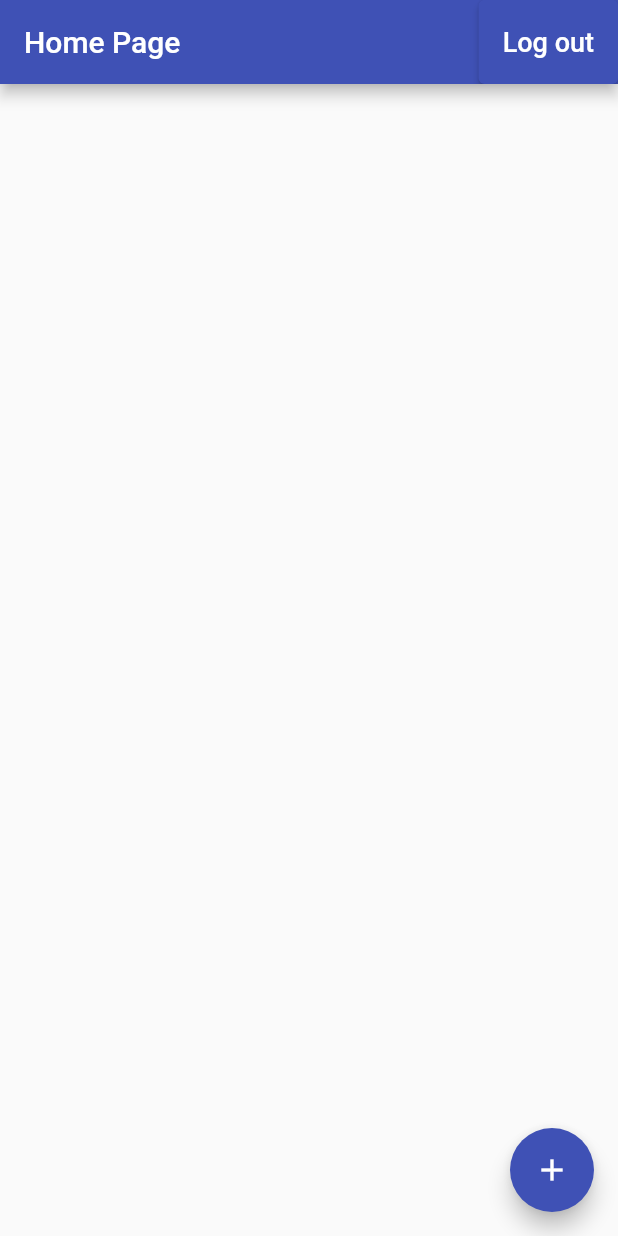
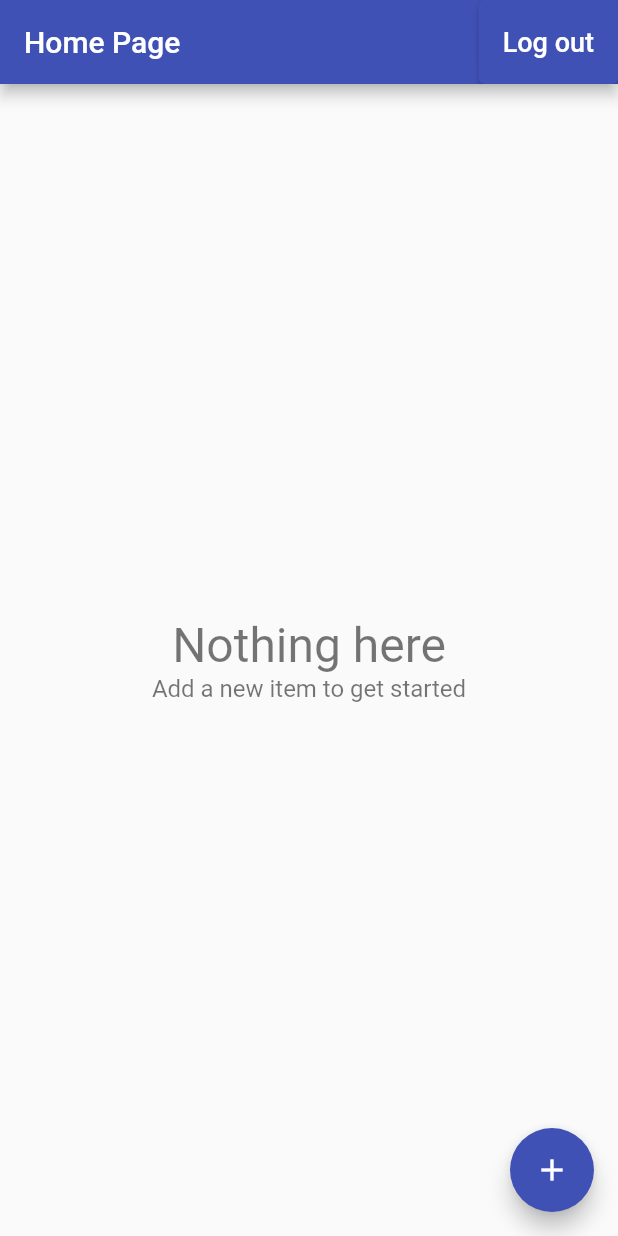
Before and after one commit to nhatphongcgp/Time_Tracker_App, a Flutter app: the screen it shows once a user with an empty profile is signed in, on a phone screen of 412 x 824 dp. Run offline on Flutter 3.47's test engine with Material 2 defaults, Android fonts, the phone set to English and light mode, and no system bars; our stand-ins replace cloud_firestore, firebase_auth, firebase_core, google_sign_in; missing offline and left inert: flutter_login_facebook; accounts and stored records are empty.

Commit message:
listview_builder

```diff
--- /dev/null
+++ b/lib/app/home/jobs/emty_content.dart
@@ -0,0 +1,29 @@
+import 'package:flutter/material.dart';
+
+class EmptyContent extends StatelessWidget {
+  const EmptyContent({
+    Key key,
+    this.title = 'Nothing here',
+    this.message = 'Add a new item to get started',
+  }) : super(key: key);
+  final String title;
+  final String message;
+  @override
+  Widget build(BuildContext context) {
+    return Center(
+      child: Column(
+        mainAxisAlignment: MainAxisAlignment.center,
+        children: [
+          Text(
+            title,
+            style: TextStyle(fontSize: 32.0, color: Colors.black54),
+          ),
+          Text(
+            message,
+            style: TextStyle(fontSize: 16.0, color: Colors.black54),
+          ),
+        ],
+      ),
+    );
+  }
+}
--- a/lib/app/home/jobs/jobs_page.dart
+++ b/lib/app/home/jobs/jobs_page.dart
@@ -3,6 +3,7 @@ import 'package:provider/provider.dart';
 import 'package:time_tracker_app/app/common_widgets/show_alert_dialogs.dart';
 import 'package:time_tracker_app/app/home/jobs/edit_job_page.dart';
 import 'package:time_tracker_app/app/home/jobs/job_list_title.dart';
+import 'package:time_tracker_app/app/home/jobs/list_items_builder.dart';
 import 'package:time_tracker_app/app/home/model/jobs_models.dart';
 import 'package:time_tracker_app/services/auth.dart';
 import 'package:time_tracker_app/services/database.dart';
@@ -38,10 +39,13 @@ class JobsPage extends StatelessWidget {
         actions: [
           ElevatedButton(
             onPressed: () => _confirmSignOut(context),
-            child: Text('Log out' ,             style: TextStyle(
+            child: Text(
+              'Log out',
+              style: TextStyle(
                 fontSize: 18.0,
                 color: Colors.white,
-              ),),
+              ),
+            ),
           ),
         ],
       ),
@@ -58,25 +62,12 @@ class JobsPage extends StatelessWidget {
     return StreamBuilder<List<Job>>(
         stream: database.jobsStream(),
         builder: (context, snapshot) {
-          if (snapshot.hasData) {
-            final jobs = snapshot.data;
-            final children = jobs
-                .map((job) => JobListTile(
-                      job: job,
-                      onTap:() => EditJobPage.show(context,job: job),
-                    ))
-                .toList();
-            return ListView(
-              children: children,
-            );
-          }
-          if (snapshot.hasError) {
-            return Center(
-              child: Text('Some error occured'),
-            );
-          }
-          return Center(
-            child: CircularProgressIndicator(),
+          return ListItemsBuilder<Job>(
+            snapshot: snapshot,
+            itemBuilder: (context, job) => JobListTile(
+              job: job,
+              onTap: () => EditJobPage.show(context, job: job),
+            ),
           );
         });
   }
--- /dev/null
+++ b/lib/app/home/jobs/list_items_builder.dart
@@ -0,0 +1,43 @@
+import 'package:flutter/cupertino.dart';
+import 'package:flutter/material.dart';
+import 'package:time_tracker_app/app/home/jobs/emty_content.dart';
+
+typedef ItemWidgetBuilder<T> = Widget Function(BuildContext context, T item);
+
+class ListItemsBuilder<T> extends StatelessWidget {
+  const ListItemsBuilder({
+    Key key,
+    @required this.snapshot,
+    @required this.itemBuilder,
+  }) : super(key: key);
+  final AsyncSnapshot<List<T>> snapshot;
+  final ItemWidgetBuilder<T> itemBuilder;
+  Widget _buildList(List items) {
+    return ListView.builder(
+        itemCount: items.length,
+        itemBuilder: (context, index) => itemBuilder(
+              context,
+              items[index],
+            ));
+  }
+
+  @override
+  Widget build(BuildContext context) {
+    if (snapshot.hasData) {
+      final List<T> items = snapshot.data;
+      if (items.isNotEmpty) {
+        return _buildList(items);
+      } else {
+        return EmptyContent();
+      }
+    } else if (snapshot.hasError) {
+      return EmptyContent(
+        title: 'Something went wrong',
+        message: 'Can\'t load items right now',
+      );
+    }
+    return Center(
+      child: CircularProgressIndicator(),
+    );
+  }
+}
```
